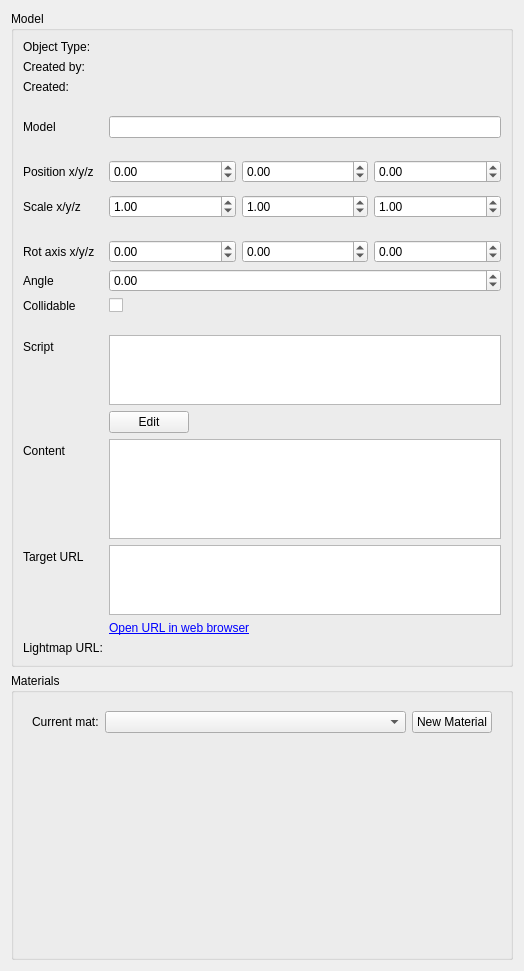
Old version of the form gui_client/ObjectEditor.ui in the repository shipilovden/substrata-metasiberia.
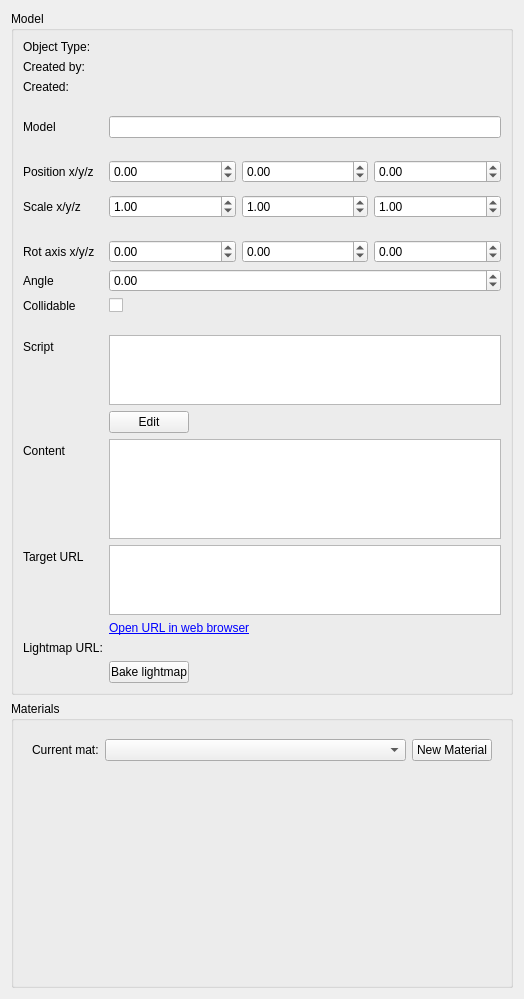
New version of the form. Custom widgets are drawn as their Qt base class.

Commit message: Various improvements to lightmapping. Added a 'bake lightmap' button.

```diff
--- a/gui_client/ObjectEditor.ui
+++ b/gui_client/ObjectEditor.ui
@@ -7,7 +7,7 @@
     <x>0</x>
     <y>0</y>
     <width>524</width>
-    <height>940</height>
+    <height>969</height>
    </rect>
   </property>
   <property name="windowTitle">
@@ -508,6 +508,19 @@
         </property>
        </widget>
       </item>
+      <item row="20" column="1">
+       <widget class="QPushButton" name="bakeLightmapPushButton">
+        <property name="maximumSize">
+         <size>
+          <width>80</width>
+          <height>16777215</height>
+         </size>
+        </property>
+        <property name="text">
+         <string>Bake lightmap</string>
+        </property>
+       </widget>
+      </item>
      </layout>
     </widget>
    </item>
```
Left out of the diff: 6 changed lines with no effect on the pictures. The commit also changes 10 other files.
